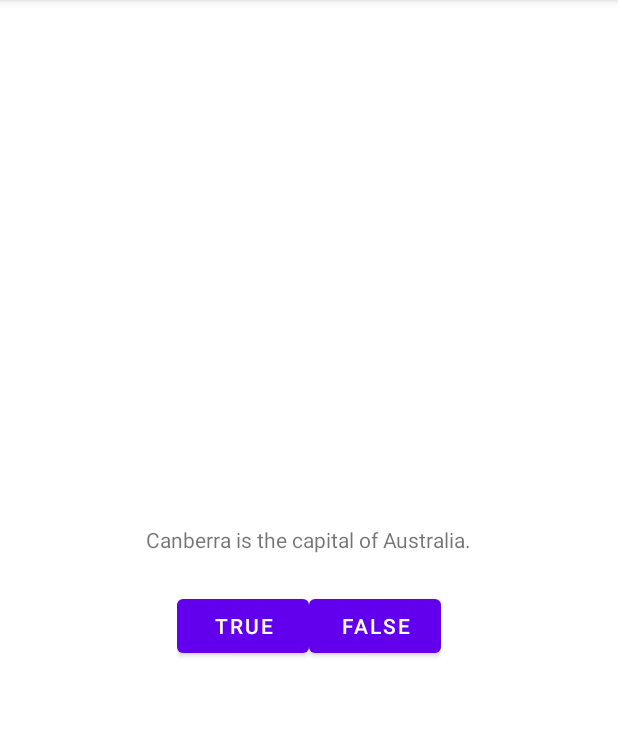
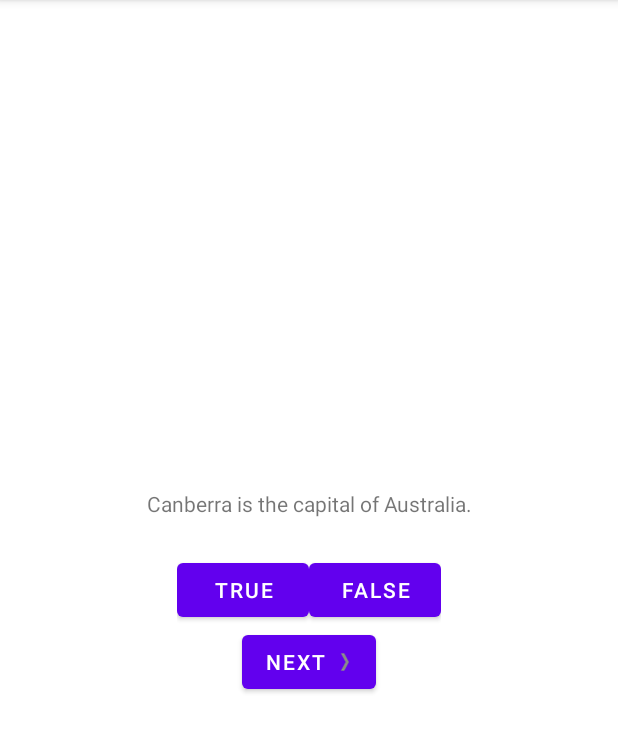
Before and after one commit to yangwenhao/android-programming-book, an Android app: the screen it shows after launch (MainActivity), after a tap on "TRUE", on a phone screen of 412 x 824 dp, the part 84-837 px from its top. Run offline under Robolectric (Android 15) with nearby library versions, the phone set to English and light mode, and no system bars.

Commit message:
2.1到2.6节代码

```diff
--- a/GeoQuiz/app/src/main/java/com/yangwenhao/geoquiz/MainActivity.kt
+++ b/GeoQuiz/app/src/main/java/com/yangwenhao/geoquiz/MainActivity.kt
@@ -4,11 +4,25 @@ import androidx.appcompat.app.AppCompatActivity
 import android.os.Bundle
 import android.view.View
 import android.widget.Button
+import android.widget.TextView
 import android.widget.Toast
 
 class MainActivity : AppCompatActivity() {
     private lateinit var trueButton: Button
     private lateinit var falseButton: Button
+    private lateinit var nextButton: Button
+    private lateinit var questionTextView: TextView
+
+    private val questionBank = listOf(
+        Question(R.string.question_australia, true),
+        Question(R.string.question_oceans, true),
+        Question(R.string.question_mideast, false),
+        Question(R.string.question_africa, false),
+        Question(R.string.question_americas, true),
+        Question(R.string.question_asia, true)
+    )
+
+    private var currentIndex = 0
 
     override fun onCreate(savedInstanceState: Bundle?) {
         super.onCreate(savedInstanceState)
@@ -16,21 +30,38 @@ class MainActivity : AppCompatActivity() {
 
         trueButton = findViewById(R.id.true_button)
         falseButton = findViewById(R.id.false_button)
+        nextButton = findViewById(R.id.next_button)
+        questionTextView = findViewById(R.id.question_text_view)
 
         trueButton.setOnClickListener { view: View ->
-            Toast.makeText(
-                this,
-                R.string.correct_toast,
-                Toast.LENGTH_SHORT)
-                .show()
+            checkAnswer(true)
         }
 
         falseButton.setOnClickListener { view: View ->
-            Toast.makeText(
-                this,
-                R.string.incorrect_toast,
-                Toast.LENGTH_SHORT)
-                .show()
+            checkAnswer(false)
+
         }
+
+        nextButton.setOnClickListener {
+            currentIndex = (currentIndex + 1) % questionBank.size
+            updateQuestion()
+        }
+
+        updateQuestion()
+    }
+
+    private fun updateQuestion() {
+        val questionTextResId = questionBank[currentIndex].textResId
+        questionTextView.setText(questionTextResId)
+    }
+
+    private fun checkAnswer(userAnswer: Boolean) {
+        val correctAnswer = questionBank[currentIndex].answer
+        val messageResId = if (userAnswer == correctAnswer) {
+            R.string.correct_toast
+        } else {
+            R.string.incorrect_toast
+        }
+        Toast.makeText(this, messageResId, Toast.LENGTH_SHORT).show()
     }
 }
--- /dev/null
+++ b/GeoQuiz/app/src/main/java/com/yangwenhao/geoquiz/Question.kt
@@ -0,0 +1,5 @@
+package com.yangwenhao.geoquiz
+
+import androidx.annotation.StringRes
+
+data class Question(@StringRes val textResId: Int, val answer: Boolean)
--- a/GeoQuiz/app/src/main/res/layout/activity_main.xml
+++ b/GeoQuiz/app/src/main/res/layout/activity_main.xml
@@ -1,15 +1,18 @@
 <?xml version="1.0" encoding="utf-8"?>
 <LinearLayout xmlns:android="http://schemas.android.com/apk/res/android"
+    xmlns:tools="http://schemas.android.com/tools"
     android:layout_width="match_parent"
     android:layout_height="match_parent"
     android:gravity="center"
     android:orientation="vertical">
 
     <TextView
+        android:id="@+id/question_text_view"
         android:layout_width="wrap_content"
         android:layout_height="wrap_content"
+        android:gravity="center"
         android:padding="24dp"
-        android:text="@string/question_text"/>
+        tools:text="@string/question_australia"/>
 
     <LinearLayout
         android:layout_width="wrap_content"
@@ -29,4 +32,12 @@
 
     </LinearLayout>
 
+    <Button
+        android:layout_width="wrap_content"
+        android:layout_height="wrap_content"
+        android:text="@string/next_button"
+        android:id="@+id/next_button"
+        android:drawableEnd="@drawable/arrow_right"
+        android:drawablePadding="4dp"/>
+
 </LinearLayout>
--- a/GeoQuiz/app/src/main/res/values/strings.xml
+++ b/GeoQuiz/app/src/main/res/values/strings.xml
@@ -1,8 +1,18 @@
 <resources>
     <string name="app_name">GeoQuiz</string>
-    <string name="question_text">Canberra is the capital of Australia.</string>
     <string name="true_button">True</string>
     <string name="false_button">False</string>
     <string name="correct_toast">Correct!</string>
     <string name="incorrect_toast">Incorrect!</string>
+    <string name="next_button">Next</string>
+    <string name="question_australia">Canberra is the capital of Australia.</string>
+    <string name="question_oceans">The Pacific Ocean is larger than
+        the Atlantic Ocean.</string>
+    <string name="question_mideast">The Suez Canal connects the Red Sea
+        and the Indian Ocean.</string>
+    <string name="question_africa">The source of the Nile River is in Egypt.</string>
+    <string name="question_americas">The Amazon River is the longest river
+        in the Americas.</string>
+    <string name="question_asia">Lake Baikal is the world\'s oldest and deepest
+        freshwater lake.</string>
 </resources>
```
Also changed, not shown: GeoQuiz/app/src/main/res/drawable-hdpi/arrow_left.png (added), GeoQuiz/app/src/main/res/drawable-hdpi/arrow_right.png (added), GeoQuiz/app/src/main/res/drawable-mdpi/arrow_left.png (added), GeoQuiz/app/src/main/res/drawable-mdpi/arrow_right.png (added), GeoQuiz/app/src/main/res/drawable-xhdpi/arrow_left.png (added), GeoQuiz/app/src/main/res/drawable-xhdpi/arrow_right.png (added), GeoQuiz/app/src/main/res/drawable-xxhdpi/arrow_left.png (added), GeoQuiz/app/src/main/res/drawable-xxhdpi/arrow_right.png (added), GeoQuiz/app/src/main/res/drawable-xxxhdpi/arrow_left.png (added), GeoQuiz/app/src/main/res/drawable-xxxhdpi/arrow_right.png (added).
